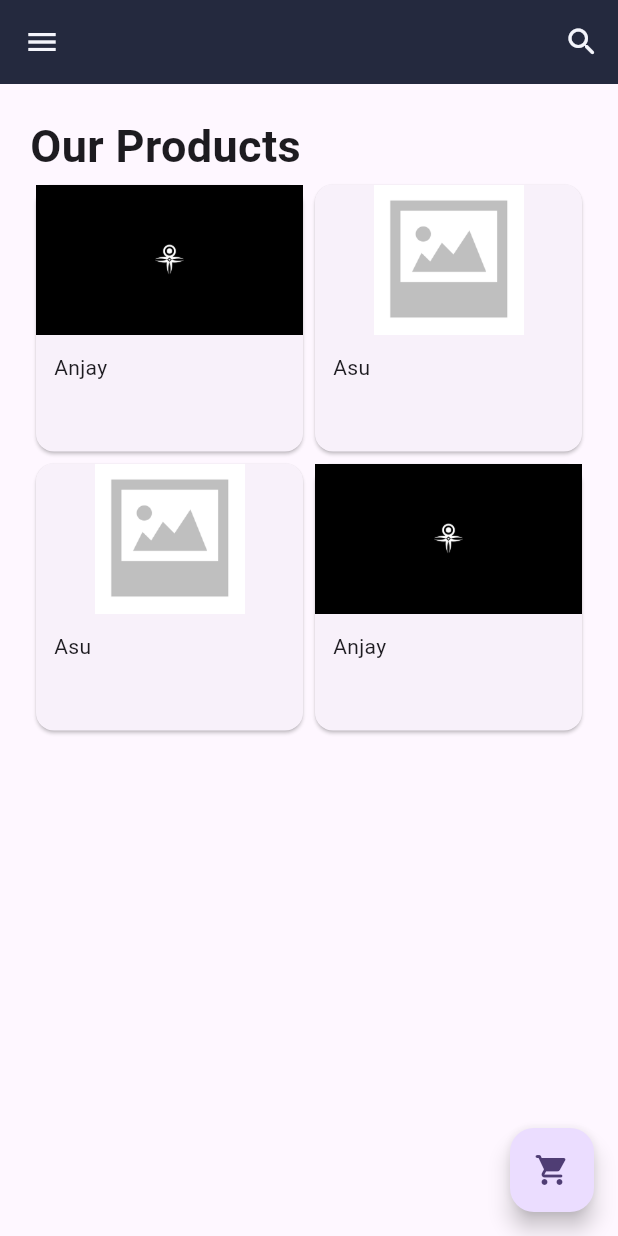
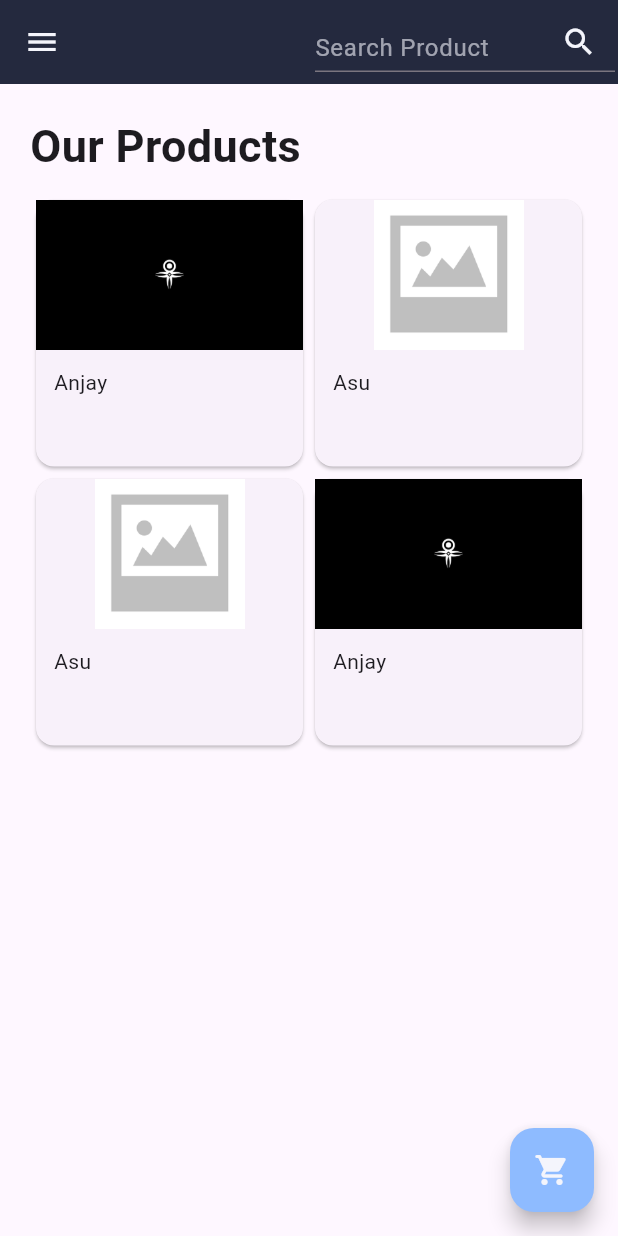
Before and after one commit to beckham-kho/uts_2022130019, a Flutter app: the HomeScreen screen opened directly, on a phone screen of 412 x 824 dp. Run offline on Flutter 3.47's test engine with Material 3 defaults, Android fonts, the phone set to English and light mode, and no system bars.

Commit message:
refactor(search feature): add search feature at home screen

```diff
--- a/lib/home_screen.dart
+++ b/lib/home_screen.dart
@@ -3,8 +3,35 @@ import 'package:uts_2022130019/cart_screen.dart';
 import 'package:uts_2022130019/model/product_list.dart';
 import 'package:uts_2022130019/product_screen.dart';
 
-class HomeScreen extends StatelessWidget {
+class HomeScreen extends StatefulWidget {
   const HomeScreen({super.key});
+
+  @override
+  State<HomeScreen> createState() => _HomeScreenState();
+  }
+class _HomeScreenState extends State<HomeScreen> {
+  final List<Product> _productList = productList;
+  List<Product> _foundProduct = [];
+
+  @override
+  void initState() {
+    _foundProduct = _productList;
+    super.initState();
+  }
+
+  void _runFilter(String enteredKeyword) {
+    List<Product> results = [];
+    if(enteredKeyword.isEmpty) {
+      results = _productList;
+    } else {
+      results = _productList.where((product) => product.title.toLowerCase().contains(enteredKeyword.toLowerCase())).toList();
+    }
+
+    setState(() {
+      _foundProduct = results;
+    });
+
+  }
 
   @override
   Widget build(BuildContext context) {
@@ -14,13 +41,22 @@ class HomeScreen extends StatelessWidget {
         backgroundColor: const Color.fromRGBO(36, 41, 62, 1),
         title: const Text(''),
         actions: <Widget>[
-          IconButton(
-            onPressed: () {},
-            icon: const Icon(
-              Icons.search_rounded,
-              color: Color.fromRGBO(244, 245, 252, 1),
+          Container(
+            margin: const EdgeInsets.all(2),
+            width: 200,
+            height: 40,
+            child: TextField(
+              style: const TextStyle(color: Color.fromRGBO(244, 245, 252, 1)),
+              onChanged: (value) => _runFilter(value),
+              decoration: const InputDecoration(
+                hintStyle: TextStyle(color: Color.fromRGBO(244, 245, 252, .6)),
+                labelStyle: TextStyle(color: Color.fromRGBO(244, 245, 252, .6)),
+                suffixIconColor: Color.fromRGBO(244, 245, 252, 1),
+                hintText: 'Search Product',
+                suffixIcon: Icon(Icons.search),
+              ),
             ),
-          )
+          ),
         ],
       ),
       drawer: Drawer(
@@ -34,20 +70,34 @@ class HomeScreen extends StatelessWidget {
               child: Text(
                 'Nekoshop',
                 style: TextStyle(
-                  color: Colors.white,
+                  color: Color.fromRGBO(244, 245, 252, 1),
                   fontSize: 30,
                 ),
               ),
             ),
             ListTile(
-              leading: const Icon(Icons.message),
-              title: const Text('Message'),
-              onTap: () {},
+              leading: const Icon(Icons.person_rounded),
+              title: const Text('Profile'),
+              onTap: () {
+                // Navigator.push(
+                //   context,
+                //   MaterialPageRoute(
+                //   builder: (context) => const SettingScreen(),
+                //   )
+                // );
+              },
             ),
             ListTile(
-              leading: const Icon(Icons.message),
-              title: const Text('Message'),
-              onTap: () {},
+              leading: const Icon(Icons.shopping_cart_rounded),
+              title: const Text('Cart'),
+              onTap: () {
+                Navigator.push(
+                  context,
+                  MaterialPageRoute(
+                  builder: (context) => const CartScreen(),
+                  )
+                );
+              },
             ),
           ],
         ),
@@ -67,12 +117,12 @@ class HomeScreen extends StatelessWidget {
                     fontSize: 30.0,
                   ),
                 ),
+                const SizedBox(height: 10,),
                 SizedBox(
-                  height: 1000,
+                  height: MediaQuery.sizeOf(context).height,
                   child: GridView.builder(
                     gridDelegate: const SliverGridDelegateWithFixedCrossAxisCount(crossAxisCount: 2),
                     itemBuilder: (BuildContext context, int index) {
-                      final Product product = productList[index];
                       return Card(
                         child: InkWell(
                           splashColor: const Color.fromRGBO(142, 187, 255, 1),
@@ -80,7 +130,7 @@ class HomeScreen extends StatelessWidget {
                             Navigator.push(
                               context,
                               MaterialPageRoute(
-                              builder: (context) => ProductScreen(product: product,),
+                              builder: (context) => ProductScreen(product: _foundProduct[index],),
                               )
                             );
                           },
@@ -88,13 +138,13 @@ class HomeScreen extends StatelessWidget {
                             crossAxisAlignment: CrossAxisAlignment.stretch,
                             children: <Widget>[
                               Image.asset(
-                                product.image,
+                                _foundProduct[index].image,
                                 height: 100,
                               ),
                               Padding(
                                 padding: const EdgeInsets.all(12.0),
                                 child: Text(
-                                  product.title,
+                                  _foundProduct[index].title,
                                   textAlign: TextAlign.start,
                                 ),
                               ),
@@ -103,7 +153,7 @@ class HomeScreen extends StatelessWidget {
                         ),
                       );
                     },
-                    itemCount: productList.length,
+                    itemCount: _foundProduct.length,
                   ),
                 ),
               ],
@@ -112,6 +162,7 @@ class HomeScreen extends StatelessWidget {
         ),
       ),
       floatingActionButton: FloatingActionButton(
+        backgroundColor: const Color.fromRGBO(142, 187, 255, 1),
         onPressed: () {
           Navigator.push(
             context,
@@ -121,7 +172,9 @@ class HomeScreen extends StatelessWidget {
           );
         },
         tooltip: 'Add Product to Cart',
-        child: const Icon(Icons.shopping_cart_rounded),
+        child: const Icon(Icons.shopping_cart_rounded,
+        color: Color.fromRGBO(244, 245, 252, 1),
+        ),
       ),
     );
   }
--- a/lib/model/product_list.dart
+++ b/lib/model/product_list.dart
@@ -1,7 +1,7 @@
 class Product {
   String image;
   String title;
-  String price;
+  int price;
   String description;
 
   Product({
@@ -16,25 +16,25 @@ var productList = [
   Product(
     image: 'img/1.png',
     title: 'Anjay',
-    price: 'Rp. 100.000',
+    price: 100000,
     description: 'Lorem ipsum dolor sit amet, consectetur adipiscing elit. Quisque sed efficitur lectus. Phasellus sed metus turpis. Fusce et tellus lacus. Integer consequat placerat ante nec consequat. Fusce a lectus ex. Cras placerat ipsum vel viverra lobortis. Nullam a purus pulvinar, pellentesque justo eu, lacinia enim. Duis auctor nunc vel magna pellentesque, id lobortis ipsum tempor. Praesent tincidunt scelerisque nibh, vitae venenatis nisl bibendum quis. Nam dapibus ultricies orci eu aliquam. Pellentesque vulputate tempor nunc, sed facilisis eros.'
   ),
   Product(
     image: 'img/2.png',
     title: 'Asu',
-    price: 'Rp. 200.000',
+    price: 200000,
     description: 'Lorem ipsum dolor sit amet, consectetur adipiscing elit. Quisque sed efficitur lectus. Phasellus sed metus turpis. Fusce et tellus lacus. Integer consequat placerat ante nec consequat. Fusce a lectus ex. Cras placerat ipsum vel viverra lobortis. Nullam a purus pulvinar, pellentesque justo eu, lacinia enim. Duis auctor nunc vel magna pellentesque, id lobortis ipsum tempor. Praesent tincidunt scelerisque nibh, vitae venenatis nisl bibendum quis. Nam dapibus ultricies orci eu aliquam. Pellentesque vulputate tempor nunc, sed facilisis eros.'
   ),
   Product(
     image: 'img/2.png',
     title: 'Asu',
-    price: 'Rp. 200.000',
+    price: 200000,
     description: 'Lorem ipsum dolor sit amet, consectetur adipiscing elit. Quisque sed efficitur lectus. Phasellus sed metus turpis. Fusce et tellus lacus. Integer consequat placerat ante nec consequat. Fusce a lectus ex. Cras placerat ipsum vel viverra lobortis. Nullam a purus pulvinar, pellentesque justo eu, lacinia enim. Duis auctor nunc vel magna pellentesque, id lobortis ipsum tempor. Praesent tincidunt scelerisque nibh, vitae venenatis nisl bibendum quis. Nam dapibus ultricies orci eu aliquam. Pellentesque vulputate tempor nunc, sed facilisis eros.'
   ),
   Product(
     image: 'img/1.png',
     title: 'Anjay',
-    price: 'Rp. 100.000',
+    price: 100000,
     description: 'Lorem ipsum dolor sit amet, consectetur adipiscing elit. Quisque sed efficitur lectus. Phasellus sed metus turpis. Fusce et tellus lacus. Integer consequat placerat ante nec consequat. Fusce a lectus ex. Cras placerat ipsum vel viverra lobortis. Nullam a purus pulvinar, pellentesque justo eu, lacinia enim. Duis auctor nunc vel magna pellentesque, id lobortis ipsum tempor. Praesent tincidunt scelerisque nibh, vitae venenatis nisl bibendum quis. Nam dapibus ultricies orci eu aliquam. Pellentesque vulputate tempor nunc, sed facilisis eros.'
   ),
 ];
--- a/pubspec.yaml
+++ b/pubspec.yaml
@@ -30,6 +30,8 @@ environment:
 dependencies:
   flutter:
     sdk: flutter
+
+  provider: ^6.1.2
 
 
   # The following adds the Cupertino Icons font to your application.
```
Also changed, not shown: lib/cart_screen.dart (+10 -4 lines), lib/main.dart (+8 -4 lines), lib/model/cart_list.dart (deleted, +0 -64 lines), lib/model/cart_product.dart (added, +13 -0 lines), lib/product_screen.dart (+30 -7 lines), lib/providers/cart_provider.dart (added, +27 -0 lines), pubspec.lock.
